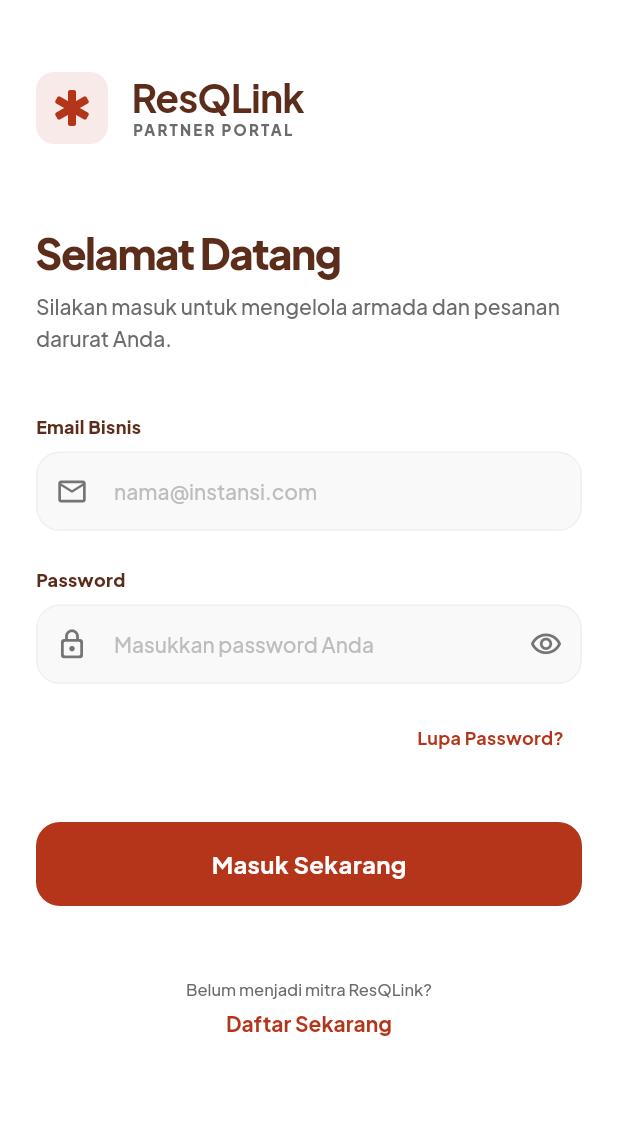
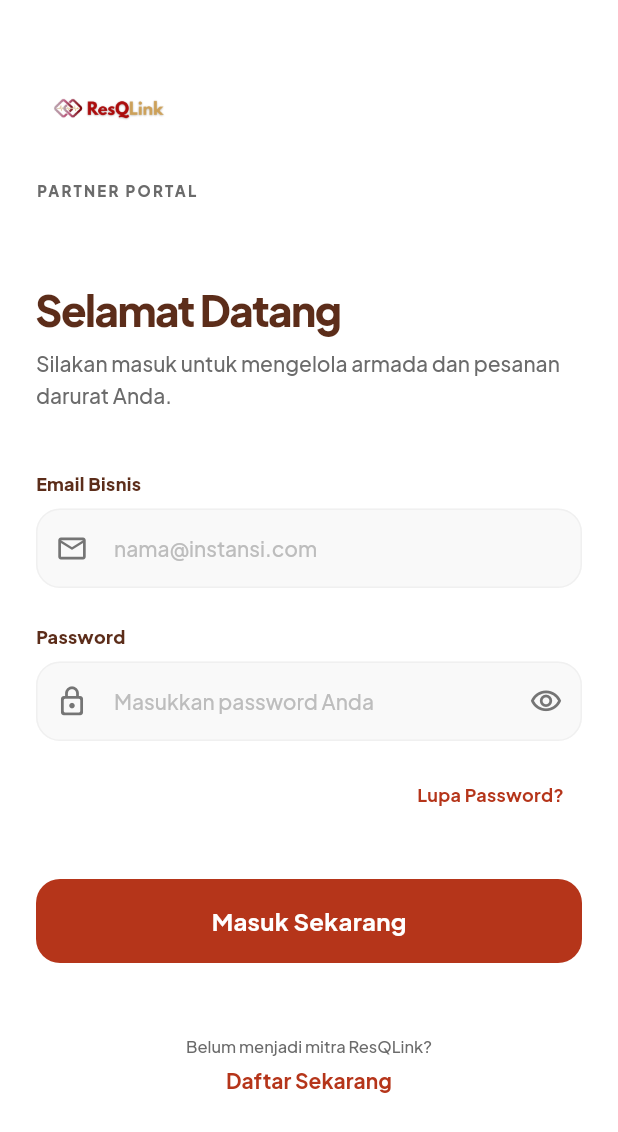
Before and after one commit to 101-toyota-team/resqlink-provider, a Flutter app: the screen it shows after launch, on a phone screen of 412 x 824 dp. Shown: the top 1132 px of the screen. Run offline on Flutter 3.47's test engine with Material 3 defaults, Android fonts, the phone set to English and light mode, and no system bars; our stand-ins replace flutter_dotenv, google_fonts, supabase_flutter; accounts and stored records are empty.

Commit message:
feat: fix asset error

```diff
--- a/lib/screens/login_screen.dart
+++ b/lib/screens/login_screen.dart
@@ -65,24 +65,11 @@
             children: [
               const SizedBox(height: 48),
               // App Branding
-              Row(
-                children: [
-                  Container(
-                    padding: const EdgeInsets.all(8),
-                    decoration: BoxDecoration(
-                      color: C.redSoft,
-                      borderRadius: BorderRadius.circular(12),
+              Image.asset(
+                'assets/images/ResQLink_Logo.png',
+                height: 56,
               ),
-                    child: const Icon(Icons.emergency_rounded, color: C.red, size: 32),
-                  ),
-                  const SizedBox(width: 16),
-                  Column(
-                    crossAxisAlignment: CrossAxisAlignment.start,
-                    children: [
-                      Text(
-                        'ResQLink',
-                        style: T.h2.copyWith(color: C.bg, height: 1.1),
-                      ),
+              const SizedBox(height: 16),
               Text(
                 'PARTNER PORTAL',
                 style: T.captionSmall.copyWith(
@@ -90,10 +77,6 @@
                   fontWeight: FontWeight.w900,
                   letterSpacing: 1.5,
                 ),
-                      ),
-                    ],
-                  ),
-                ],
               ),
               const SizedBox(height: 56),
 
--- a/pubspec.yaml
+++ b/pubspec.yaml
@@ -64,6 +64,7 @@
 
   # To add assets to your application, add an assets section, like this:
   assets:
+    - assets/images/
     - assets/.env
 
   # An image asset can refer to one or more resolution-specific "variants", see
```
Also changed, not shown: 1 other file. Lines whose indentation alone changed are shown as unchanged.
